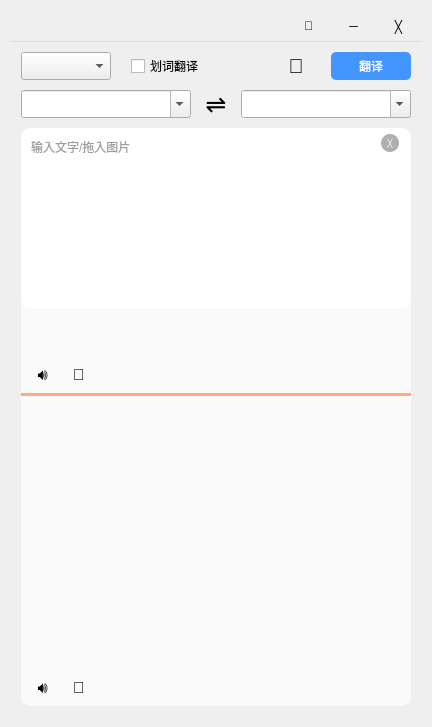
Old version of the form translator/ui/MainWindow.ui in the repository mtrdong/translator_pyqt5.
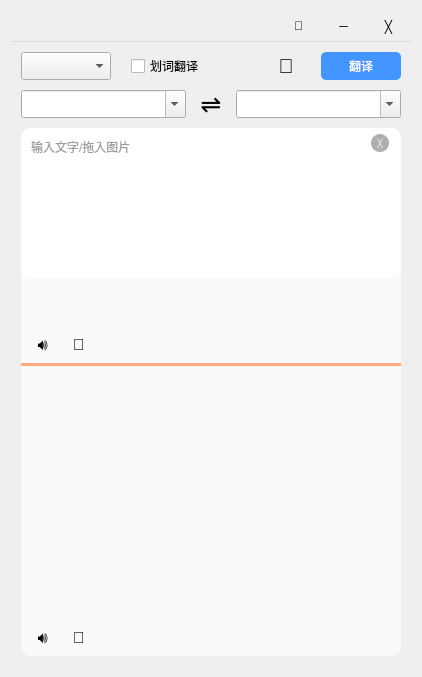
New version of the form.

Commit message: 减小输入、输出框尺寸调整

Patch:
```diff
--- a/translator/ui/MainWindow.ui
+++ b/translator/ui/MainWindow.ui
@@ -228,7 +228,7 @@
         <widget class="QComboBox" name="comboBox_2">
          <property name="minimumSize">
           <size>
-           <width>150</width>
+           <width>140</width>
            <height>28</height>
           </size>
          </property>
@@ -263,7 +263,7 @@
         <widget class="QComboBox" name="comboBox_3">
          <property name="minimumSize">
           <size>
-           <width>150</width>
+           <width>140</width>
            <height>28</height>
           </size>
          </property>
@@ -318,14 +318,14 @@
          <widget class="QTextEdit" name="textEdit">
           <property name="minimumSize">
            <size>
-            <width>390</width>
-            <height>120</height>
+            <width>380</width>
+            <height>110</height>
            </size>
           </property>
           <property name="maximumSize">
            <size>
             <width>16777215</width>
-            <height>180</height>
+            <height>150</height>
            </size>
           </property>
           <property name="styleSheet">
@@ -427,7 +427,7 @@
             <widget class="QTextBrowser" name="textBrowser">
              <property name="minimumSize">
               <size>
-               <width>390</width>
+               <width>380</width>
                <height>55</height>
               </size>
              </property>
@@ -547,8 +547,8 @@
             <widget class="QTextBrowser" name="textBrowser_2">
              <property name="minimumSize">
               <size>
-               <width>390</width>
-               <height>280</height>
+               <width>380</width>
+               <height>260</height>
               </size>
              </property>
              <property name="styleSheet">
```
The commit also changes 2 other files.
